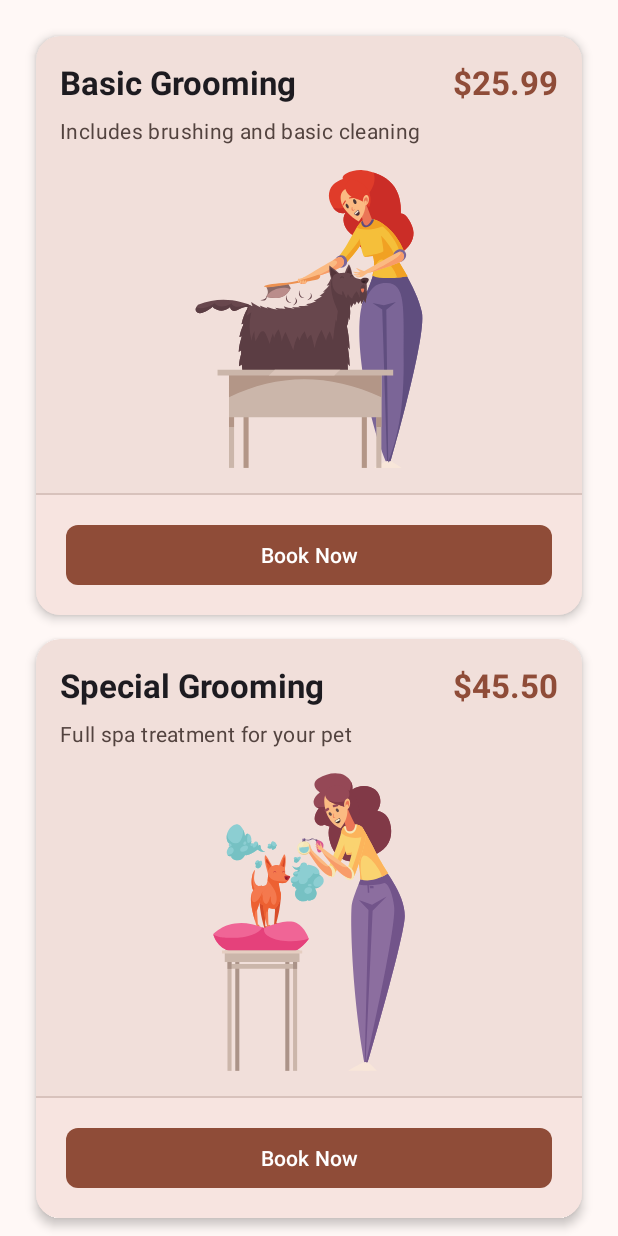
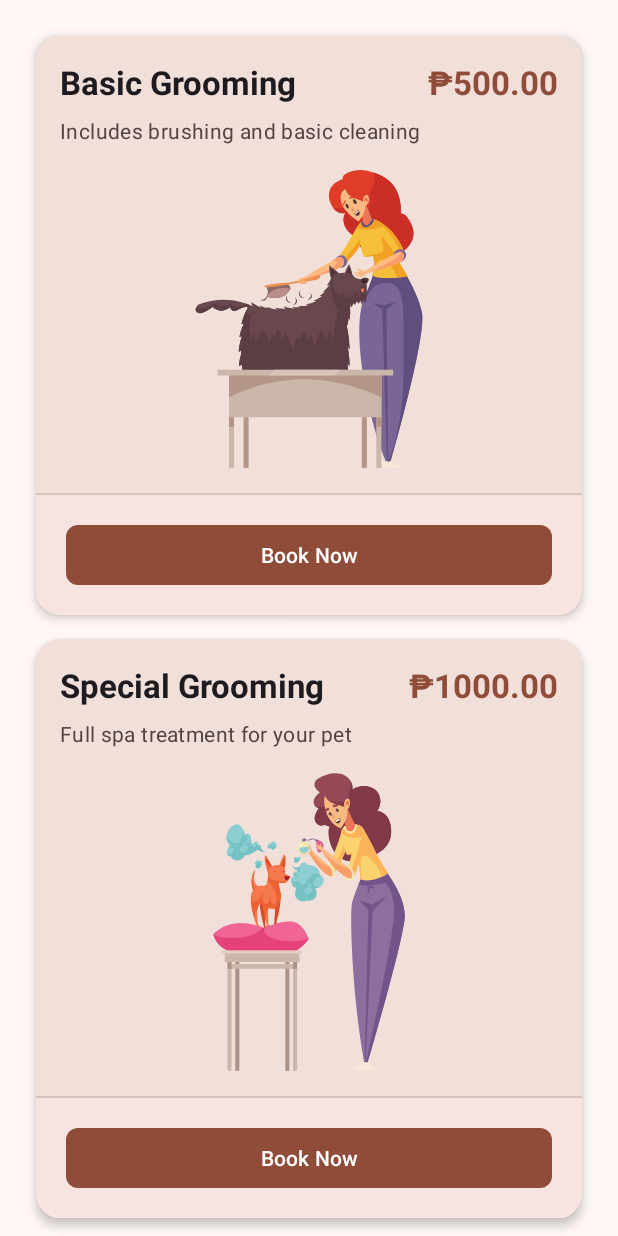
Before and after one commit to RenzVillegas24/GrabApp, an Android app: the fragment ServicesFragment placed in its activity, on a phone screen of 412 x 824 dp. Run offline under Robolectric (Android 15) with nearby library versions, the phone set to English and light mode, and no system bars.

Commit message:
Changed price

```diff
--- a/app/src/main/java/com/example/petapp/adapters/PetServicesAdapter.java
+++ b/app/src/main/java/com/example/petapp/adapters/PetServicesAdapter.java
@@ -80,7 +80,7 @@ public class PetServicesAdapter extends RecyclerView.Adapter<PetServicesAdapter.
             serviceIcon.setImageResource(service.getIconResId());
             serviceTitle.setText(service.getTitle());
             serviceDescription.setText(service.getDescription());
-            servicePrice.setText(String.format(Locale.getDefault(), "$%.2f", service.getPrice()));
+            servicePrice.setText(String.format(Locale.getDefault(), "₱%.2f", service.getPrice()));
 
             // Make entire item view clickable
             itemView.setOnClickListener(v -> {
--- a/app/src/main/java/com/example/petapp/controllers/BookingDetailsFragment.java
+++ b/app/src/main/java/com/example/petapp/controllers/BookingDetailsFragment.java
@@ -76,7 +76,7 @@ public class BookingDetailsFragment extends Fragment {
 
         if (petService != null) {
             serviceTitleTextView.setText(petService.getTitle());
-            servicePriceTextView.setText(String.format(Locale.getDefault(), "$%.2f", petService.getPrice()));
+            servicePriceTextView.setText(String.format(Locale.getDefault(), "₱%.2f", petService.getPrice()));
             iconView.setImageResource(petService.getIconResId());
         }
 
--- a/app/src/main/java/com/example/petapp/controllers/PetServiceDetailsFragment.java
+++ b/app/src/main/java/com/example/petapp/controllers/PetServiceDetailsFragment.java
@@ -59,7 +59,7 @@ public class PetServiceDetailsFragment extends Fragment {
         // Set data from PetService
         if (petService != null) {
             serviceTitleTextView.setText(petService.getTitle());
-            servicePriceTextView.setText(String.format(Locale.getDefault(),"$%.2f", petService.getPrice()));
+            servicePriceTextView.setText(String.format(Locale.getDefault(),"₱%.2f", petService.getPrice()));
             serviceLongDescriptionTextView.setText(petService.getLongDescription());
             iconView.setImageResource(petService.getIconResId());
         }
--- a/app/src/main/java/com/example/petapp/datas/ServicesList.java
+++ b/app/src/main/java/com/example/petapp/datas/ServicesList.java
@@ -15,7 +15,7 @@ public class ServicesList {
                 "Basic Grooming",
                 "Includes brushing and basic cleaning",
                 "A basic grooming service includes essential care to maintain the pet's hygiene and appearance.\nThis service helps keep the pet clean, reduces shedding, prevents matting, and can also contribute to overall health by keeping.",
-                25.99,
+                500.00,
                 R.drawable.basic_grooming
         ));
 
@@ -24,7 +24,7 @@ public class ServicesList {
                 "Special Grooming",
                 "Full spa treatment for your pet",
                 "The special grooming service goes beyond basic hygiene and includes styling the pet's fur to enhance its appearance.\nThe main difference from basic grooming is that special grooming involves artistic and breed-specific fur styling, while basic grooming only involves minimal trimming to maintain cleanliness.",
-                45.50,
+                1000.00,
                 R.drawable.special_grooming
         ));
 
@@ -33,7 +33,7 @@ public class ServicesList {
                 "Pet Bath",
                 "Thorough bath with premium shampoo",
                 "A pet bath service involves thoroughly cleaning the pet's coat and skin using pet-safe shampoos and conditioners, tailored to the specific needs of the pet's breed and skin type.\nThis process not only removes dirt, allergens, and loose fur but also helps in maintaining a healthy, shiny coat. The service also includes drying the pet's fur.",
-                35.00,
+                350.00,
                 R.drawable.pet_bath
         ));
 
@@ -42,7 +42,7 @@ public class ServicesList {
                 "Nail Trimming",
                 "Precise and gentle nail care",
                 "Pet nail trimming is a grooming service that involves carefully cutting a pet's nail to a safe length using specialized clippers or grinders. This process helps prevent overgrown nails, which can cause discomfort, pain, and even injury to pets when they walk or run.\nTrimming also reduces the risk of nails snagging or breaking which can lead to infections.",
-                15.99,
+                100.00,
                 R.drawable.nail_trimming
         ));
 
@@ -51,7 +51,7 @@ public class ServicesList {
                 "Ear Cleaning",
                 "Gentle and thorough ear cleaning",
                 "Pet ear cleaning is a grooming service focused on maintaining a pet's ear health by gently removing dirt, wax buildup, and debris from the ear canal and outer ear. Using veterinarian-approved ear cleaning solutions, the process helps to prevent infections, irritation, and ear mites.",
-                20.00,
+                150.00,
                 R.drawable.ear_cleaning
         ));
 
@@ -60,7 +60,7 @@ public class ServicesList {
                 "Vaccination",
                 "Essential health protection",
                 "A pet rabies vaccination service provides essential protection against the rabies virus, a deadly disease that affects both animals and humans. The vaccine is administered by a veterinarian and is typically required by law to ensure public health safety.\nThis service not only shields pets from the virus but also prevents the spread of rabies through bites or scratches.",
-                55.50,
+                1200.00,
                 R.drawable.pet_vaccination
         ));
 
@@ -69,7 +69,7 @@ public class ServicesList {
                 "Deworming",
                 "Comprehensive parasite prevention",
                 "A pet deworming service involves the administration of medication to eliminate internal parasites such as roundworms, hookworms, tapeworms, and whipworms.\nThis service is essential for maintaining the overall health of pets, as worms can cause serious health issues such as malnutrition, digestive problems, and even organ damage.",
-                40.00,
+                600.00,
                 R.drawable.deworm
         ));
 
```
